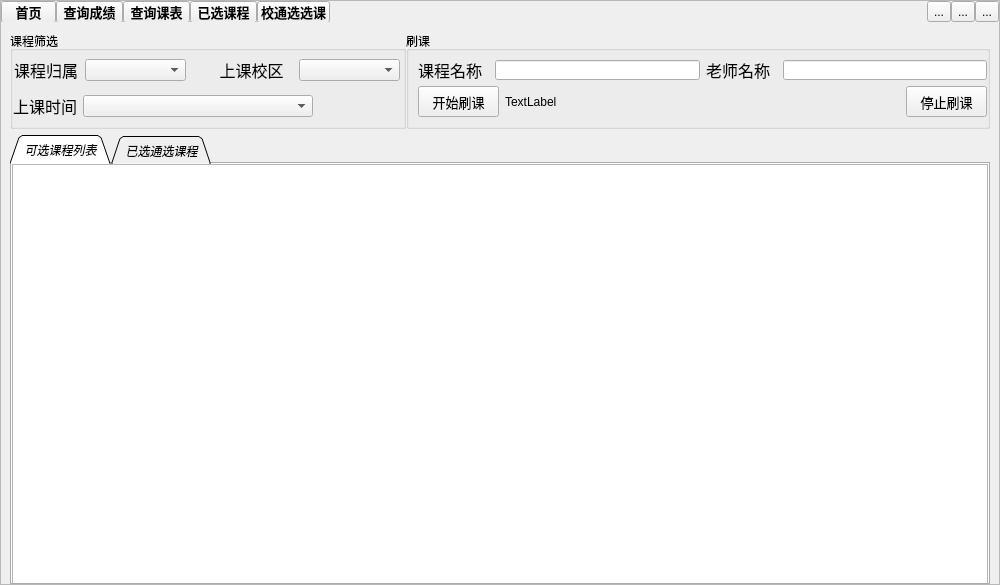
chenzhutian/myClientPyQt, file BrowerserWidgetMainPageQt.ui: the form before one commit.
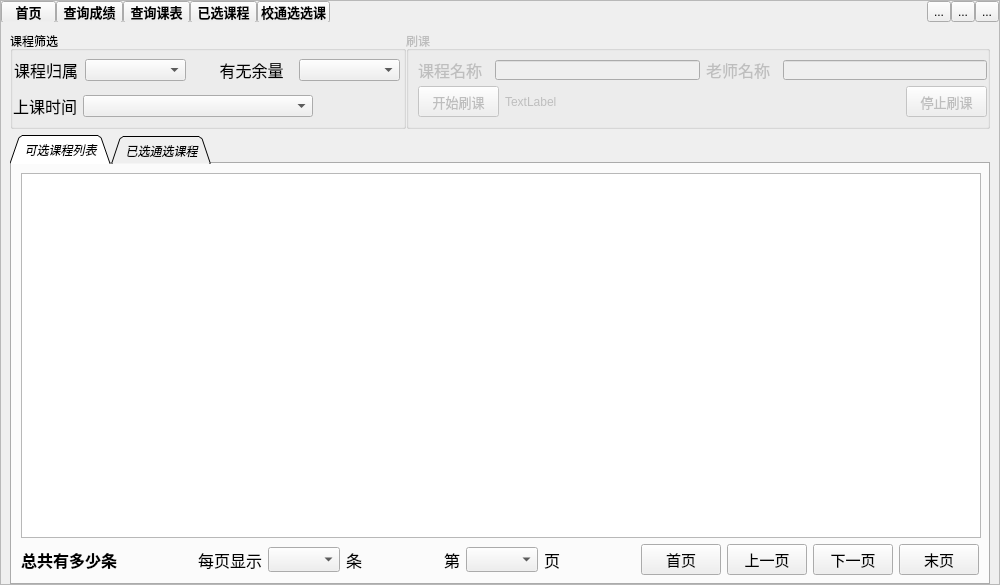
The form after the commit. The open tabs and pages were chosen to show the change. Icons and pictures are not drawn.

Patch:
```diff
--- a/BrowerserWidgetMainPageQt.ui
+++ b/BrowerserWidgetMainPageQt.ui
@@ -1540,7 +1540,7 @@
                      </font>
                     </property>
                     <property name="text">
-                     <string>上课校区</string>
+                     <string>有无余量</string>
                     </property>
                     <property name="alignment">
                      <set>Qt::AlignCenter</set>
@@ -1640,6 +1640,9 @@
              </item>
              <item>
               <widget class="QGroupBox" name="skGroupBox">
+               <property name="enabled">
+                <bool>false</bool>
+               </property>
                <property name="title">
                 <string>刷课</string>
                </property>
@@ -1844,9 +1847,6 @@
                <string>可选课程列表</string>
               </attribute>
               <layout class="QVBoxLayout" name="verticalLayout_14">
-               <property name="margin">
-                <number>0</number>
-               </property>
                <item>
                 <widget class="QTableView" name="xtxTableView">
                  <property name="sizePolicy">
@@ -1896,6 +1896,189 @@
                  </attribute>
                 </widget>
                </item>
+               <item>
+                <layout class="QHBoxLayout" name="horizontalLayout_19">
+                 <item>
+                  <widget class="QLabel" name="xtxImformationLabel">
+                   <property name="font">
+                    <font>
+                     <pointsize>12</pointsize>
+                     <weight>75</weight>
+                     <italic>false</italic>
+                     <bold>true</bold>
+                    </font>
+                   </property>
+                   <property name="text">
+                    <string>总共有多少条</string>
+                   </property>
+                  </widget>
+                 </item>
+                 <item>
+                  <spacer name="horizontalSpacer_19">
+                   <property name="orientation">
+                    <enum>Qt::Horizontal</enum>
+                   </property>
+                   <property name="sizeHint" stdset="0">
+                    <size>
+                     <width>40</width>
+                     <height>20</height>
+                    </size>
+                   </property>
+                  </spacer>
+                 </item>
+                 <item>
+                  <layout class="QHBoxLayout" name="horizontalLayout_15">
+                   <item>
+                    <widget class="QLabel" name="label_8">
+                     <property name="font">
+                      <font>
+                       <family>微软雅黑</family>
+                       <pointsize>12</pointsize>
+                       <weight>50</weight>
+                       <italic>false</italic>
+                       <bold>false</bold>
+                      </font>
+                     </property>
+                     <property name="text">
+                      <string>每页显示</string>
+                     </property>
+                    </widget>
+                   </item>
+                   <item>
+                    <widget class="QComboBox" name="tComboBox"/>
+                   </item>
+                   <item>
+                    <widget class="QLabel" name="label_11">
+                     <property name="font">
+                      <font>
+                       <pointsize>12</pointsize>
+                       <italic>false</italic>
+                      </font>
+                     </property>
+                     <property name="text">
+                      <string>条</string>
+                     </property>
+                    </widget>
+                   </item>
+                  </layout>
+                 </item>
+                 <item>
+                  <spacer name="horizontalSpacer_18">
+                   <property name="orientation">
+                    <enum>Qt::Horizontal</enum>
+                   </property>
+                   <property name="sizeHint" stdset="0">
+                    <size>
+                     <width>40</width>
+                     <height>20</height>
+                    </size>
+                   </property>
+                  </spacer>
+                 </item>
+                 <item>
+                  <layout class="QHBoxLayout" name="horizontalLayout_16">
+                   <item>
+                    <widget class="QLabel" name="label_9">
+                     <property name="font">
+                      <font>
+                       <pointsize>12</pointsize>
+                       <italic>false</italic>
+                      </font>
+                     </property>
+                     <property name="text">
+                      <string>第</string>
+                     </property>
+                    </widget>
+                   </item>
+                   <item>
+                    <widget class="QComboBox" name="yComboBox"/>
+                   </item>
+                   <item>
+                    <widget class="QLabel" name="label_10">
+                     <property name="font">
+                      <font>
+                       <pointsize>12</pointsize>
+                       <italic>false</italic>
+                      </font>
+                     </property>
+                     <property name="text">
+                      <string>页</string>
+                     </property>
+                    </widget>
+                   </item>
+                  </layout>
+                 </item>
+                 <item>
+                  <spacer name="horizontalSpacer_16">
+                   <property name="orientation">
+                    <enum>Qt::Horizontal</enum>
+                   </property>
+                   <property name="sizeHint" stdset="0">
+                    <size>
+                     <width>40</width>
+                     <height>20</height>
+                    </size>
+                   </property>
+                  </spacer>
+                 </item>
+                 <item>
+                  <layout class="QHBoxLayout" name="horizontalLayout_14">
+                   <item>
+                    <widget class="QPushButton" name="xtxSyPushButton">
+                     <property name="font">
+                      <font>
+                       <pointsize>11</pointsize>
+                       <italic>false</italic>
+                      </font>
+                     </property>
+                     <property name="text">
+                      <string>首页</string>
+                     </property>
+                    </widget>
+                   </item>
+                   <item>
+                    <widget class="QPushButton" name="xtxSyyPushButton">
+                     <property name="font">
+                      <font>
+                       <pointsize>11</pointsize>
+                       <italic>false</italic>
+                      </font>
+                     </property>
+                     <property name="text">
+                      <string>上一页</string>
+                     </property>
+                    </widget>
+                   </item>
+                   <item>
+                    <widget class="QPushButton" name="xtxXyyPushButton">
+                     <property name="font">
+                      <font>
+                       <pointsize>11</pointsize>
+                       <italic>false</italic>
+                      </font>
+                     </property>
+                     <property name="text">
+                      <string>下一页</string>
+                     </property>
+                    </widget>
+                   </item>
+                   <item>
+                    <widget class="QPushButton" name="xtxMyPushButton">
+                     <property name="font">
+                      <font>
+                       <pointsize>11</pointsize>
+                       <italic>false</italic>
+                      </font>
+                     </property>
+                     <property name="text">
+                      <string>末页</string>
+                     </property>
+                    </widget>
+                   </item>
+                  </layout>
+                 </item>
+                </layout>
+               </item>
               </layout>
              </widget>
              <widget class="QWidget" name="tab_5">
```
Left out of the diff: 8 changed lines with no effect on the pictures.
